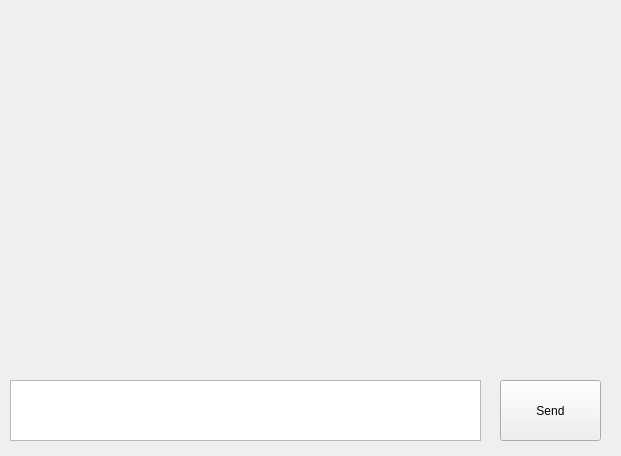
First picture: the form in ui/chat.ui, repository Ahmed-Sameh-MM/Cloud-Multiplayer-Car-Racing-Game, before the edit.
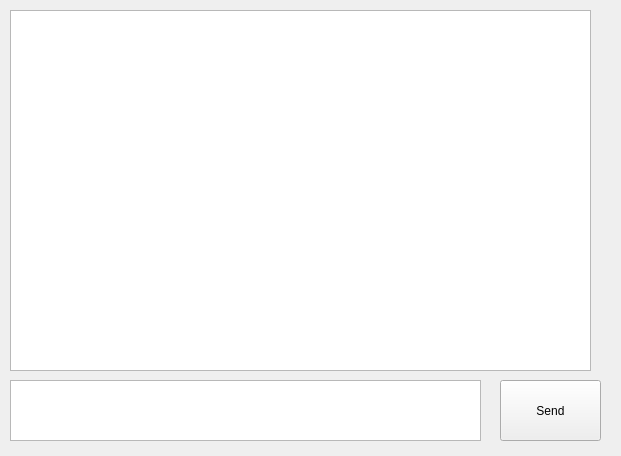
Second picture: the form after the edit.

Commit message: Added the sent message to the chat box, added the Singleton pattern to the ui, added the chat box UI

```diff
--- a/ui/chat.ui
+++ b/ui/chat.ui
@@ -36,6 +36,16 @@
     </rect>
    </property>
   </widget>
+  <widget class="QTextBrowser" name="chatBox">
+   <property name="geometry">
+    <rect>
+     <x>10</x>
+     <y>10</y>
+     <width>581</width>
+     <height>361</height>
+    </rect>
+   </property>
+  </widget>
  </widget>
  <resources/>
  <connections/>
```
The commit also changes 5 other files.
